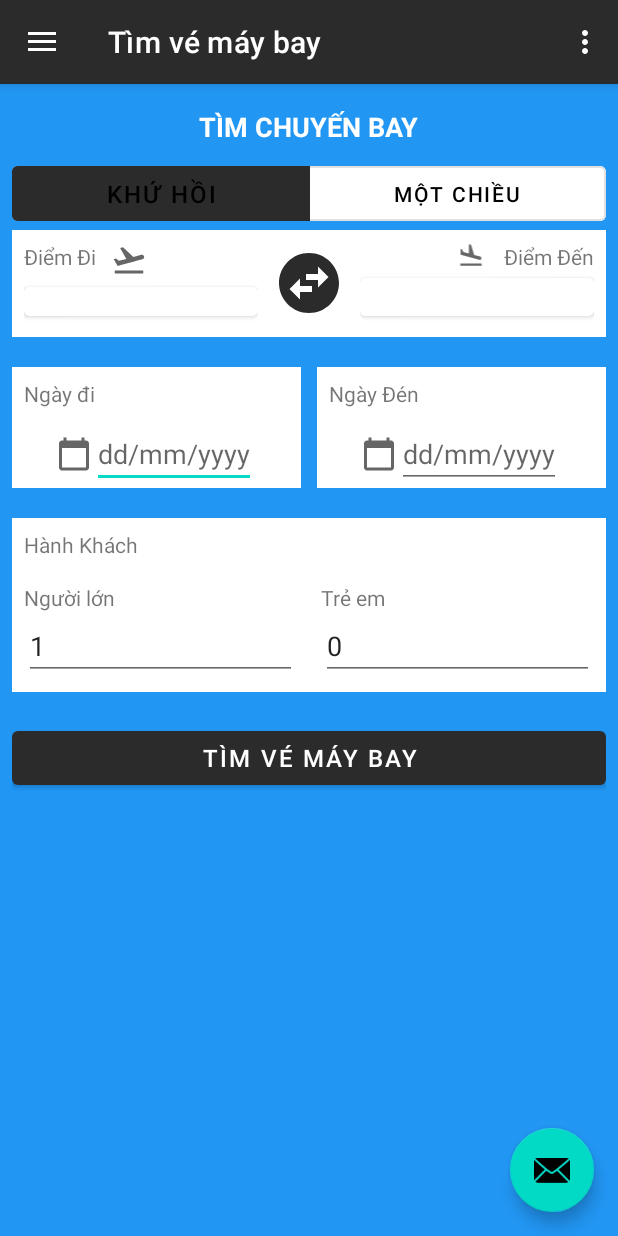
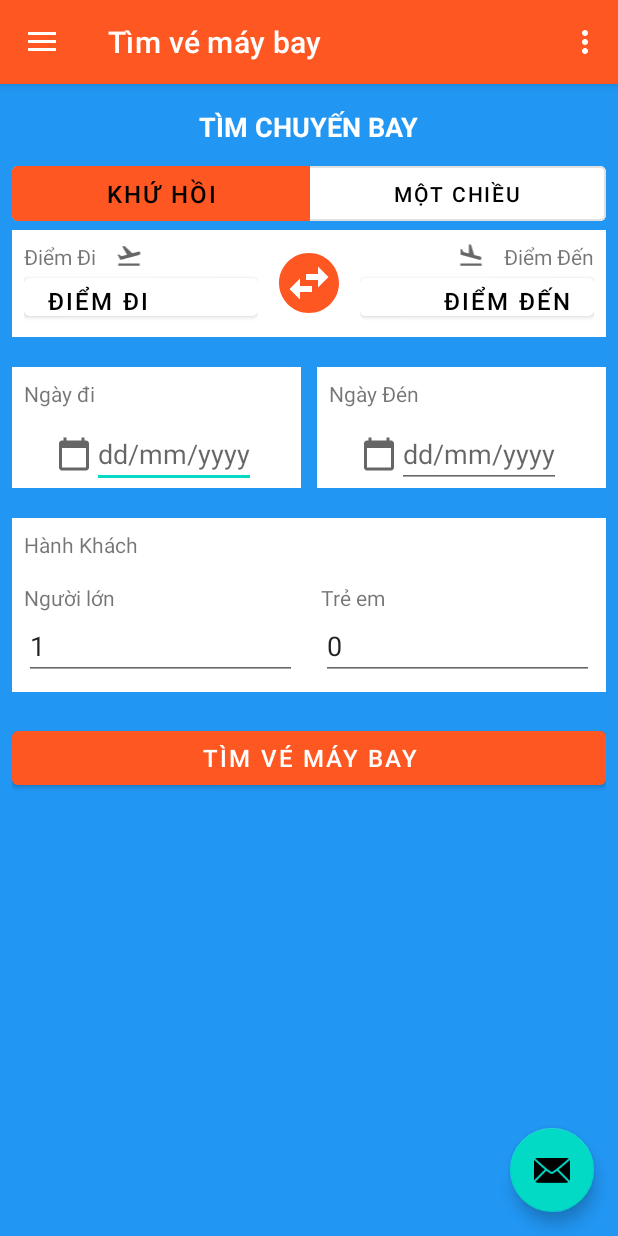
Before and after one commit to keriinternship/keriinternship, an Android app: the screen it shows after launch (MainActivity), on a phone screen of 412 x 824 dp. Run offline under Robolectric (Android 15) with nearby library versions, the phone set to English and light mode, and no system bars; our stand-ins replace navigation-ui.

Commit message:
13:36 -27/08/2020
Vũ update dialog find_plane

```diff
--- a/QuanLyVeMayBay2/app/src/main/java/com/example/quanlyvemaybay2/interFace/APICitycode.java
+++ b/QuanLyVeMayBay2/app/src/main/java/com/example/quanlyvemaybay2/interFace/APICitycode.java
@@ -12,5 +12,5 @@ public interface APICitycode {
     // GET students from server
     // Server return json array
     @GET("/QL_Planes/api_citycode.php")
-    Call<List<city_code>> getApi_air();
+    Call<List<city_code>> getApi_citycode();
 }
--- a/QuanLyVeMayBay2/app/src/main/java/com/example/quanlyvemaybay2/interFace/APIService.java
+++ b/QuanLyVeMayBay2/app/src/main/java/com/example/quanlyvemaybay2/interFace/APIService.java
@@ -7,10 +7,11 @@ import retrofit2.Call;
 import retrofit2.http.Field;
 import retrofit2.http.FormUrlEncoded;
 import retrofit2.http.GET;
+import retrofit2.http.Query;
+
 public interface APIService {
     // GET students from server
     // Server return json array
-    @FormUrlEncoded
     @GET("/QL_Planes/api_air.php")
-    Call<List<air_ticket>>getApi_air(@Field("diemdi") String diemdi , @Field("diemden") String diemden , @Field("ngaydi") String ngaydi);
+    Call<List<air_ticket>>getApi_air(@Query("diemdi") String diemdi , @Query("diemden") String diemden , @Query("ngaydi") String ngaydi);
 }
--- a/QuanLyVeMayBay2/app/src/main/java/com/example/quanlyvemaybay2/ui/findplane/FindPlaneFragment.java
+++ b/QuanLyVeMayBay2/app/src/main/java/com/example/quanlyvemaybay2/ui/findplane/FindPlaneFragment.java
@@ -14,13 +14,14 @@ package com.example.quanlyvemaybay2.ui.findplane;
 import androidx.fragment.app.Fragment;
 
 import com.example.quanlyvemaybay2.R;
+import com.example.quanlyvemaybay2.dialogs.DialogCityCode;
 import com.google.android.material.button.MaterialButton;
 import com.google.android.material.button.MaterialButtonToggleGroup;
 
 
 public class FindPlaneFragment extends Fragment {
     private ImageButton ibtnSwap;
-    private MaterialButton btnKhuHoi, btnMotChieu;
+    private MaterialButton btnKhuHoi, btnMotChieu, btnMaDiemDi, btnMaDiemDen;
     private MaterialButtonToggleGroup btnTogGroup;
     MaterialButton btnFindPlanes;
 
@@ -29,18 +30,16 @@ public class FindPlaneFragment extends Fragment {
     @Override
     public View onCreateView(@NonNull LayoutInflater inflater, @Nullable final ViewGroup container, @Nullable Bundle savedInstanceState) {
         View root = inflater.inflate(R.layout.fragment_find_plane_layout, container, false);
+        // Get views từ layouts
         ibtnSwap = root.findViewById(R.id.ibtnSwap);
-
         btnFindPlanes = root.findViewById(R.id.btnFindPlanes);
-
-
-        // Get views từ layouts
         btnKhuHoi = root.findViewById(R.id.btnKhuHoi);
         btnMotChieu = root.findViewById(R.id.btnMotChieu);
         btnTogGroup = root.findViewById(R.id.btngGroup);
+        btnMaDiemDi = root.findViewById(R.id.btnMaDiemDi);
+        btnMaDiemDen = root.findViewById(R.id.btnMaDiemDen);
 
         // Set animation cho imageView swap điểm đi và điểm đến
-
         ibtnSwap.setOnClickListener(new View.OnClickListener() {
             @Override
             public void onClick(View v) {
@@ -53,6 +52,13 @@ public class FindPlaneFragment extends Fragment {
             @Override
             public void onClick(View view) {
 
+            }
+        });
+
+        btnMaDiemDi.setOnClickListener(new View.OnClickListener() {
+            @Override
+            public void onClick(View v) {
+                openDialogToChooseCityCode();
             }
         });
 
@@ -95,4 +101,9 @@ public class FindPlaneFragment extends Fragment {
 
         return root;
     }
+
+    private void openDialogToChooseCityCode() {
+        DialogCityCode dialogCityCode = new DialogCityCode();
+        dialogCityCode.show(getActivity().getSupportFragmentManager(), "Choose city code");
     }
+}
--- a/QuanLyVeMayBay2/app/src/main/java/com/example/quanlyvemaybay2/ApiUtils.java
+++ b/QuanLyVeMayBay2/app/src/main/java/com/example/quanlyvemaybay2/utils/ApiServiceUtils.java
@@ -1,12 +1,12 @@
-package com.example.quanlyvemaybay2;
+package com.example.quanlyvemaybay2.utils;
 
 import com.example.quanlyvemaybay2.Retrofit.RetrofitClient;
 import com.example.quanlyvemaybay2.interFace.APIService;
 
-public class ApiUtils {
+public class ApiServiceUtils {
     public static final String BASE_URL = "http://10.0.2.2";
 
-    private ApiUtils() {
+    private ApiServiceUtils() {
     }
 
     public static APIService getAPIService() {
--- a/QuanLyVeMayBay2/app/src/main/res/layout/fragment_find_plane_layout.xml
+++ b/QuanLyVeMayBay2/app/src/main/res/layout/fragment_find_plane_layout.xml
@@ -28,10 +28,10 @@
             android:orientation="vertical">
 
             <LinearLayout
-                android:layout_width="232dp"
-                android:layout_height="wrap_content"
-
-                tools:ignore="UseCompoundDrawables">
+                android:layout_width="match_parent"
+                android:layout_height="0dp"
+                android:layout_weight="1"
+                android:gravity="left">
 
 
                 <TextView
@@ -51,16 +51,17 @@
 
             <LinearLayout
                 android:layout_width="match_parent"
-                android:layout_height="match_parent">
+                android:layout_height="0dp"
+                android:layout_weight="2">
 
                 <Button
-                    android:id="@+id/txtMaDiemDi"
+                    android:id="@+id/btnMaDiemDi"
                     android:layout_width="match_parent"
                     android:layout_height="match_parent"
-                    android:gravity="end"
+                    android:gravity="start"
                     android:textColor="@color/colorBlack"
                     android:backgroundTint="@color/colorWhite"
-                    android:text="_ _ _"
+                    android:text="Điểm đi"
                     android:textSize="16sp" />
             </LinearLayout>
 
@@ -119,12 +120,12 @@
                 android:layout_height="0dp"
                 android:layout_weight="2">
                 <Button
-                    android:id="@+id/txtMaDiemDen"
+                    android:id="@+id/btnMaDiemDen"
                     android:layout_width="match_parent"
                     android:layout_height="match_parent"
                     android:backgroundTint="@color/colorWhite"
                     android:gravity="end"
-                    android:text="_ _ _"
+                    android:text="Điểm đến"
                     android:textColor="@color/colorBlack"
                     android:textSize="16sp" />
             </LinearLayout>
--- a/QuanLyVeMayBay2/app/src/main/res/layout/item_dialog_city_code.xml
+++ /dev/null
@@ -1,6 +0,0 @@
-<?xml version="1.0" encoding="utf-8"?>
-<androidx.constraintlayout.widget.ConstraintLayout
-    xmlns:android="http://schemas.android.com/apk/res/android" android:layout_width="match_parent"
-    android:layout_height="match_parent">
-
-</androidx.constraintlayout.widget.ConstraintLayout>
--- a/QuanLyVeMayBay2/app/src/main/res/values/colors.xml
+++ b/QuanLyVeMayBay2/app/src/main/res/values/colors.xml
@@ -5,7 +5,7 @@
     <color name="colorAccent">#03DAC5</color>
     <color name="colorBlueMo">#2196F3</color>
     <color name="colorWhite">#FFFFFF</color>
-    <color name="colorOrange">#2B2B2B</color>
+    <color name="colorOrange">#FF5722</color>
     <color name="colorRed">#EF0E29</color>
     <color name="colorYellow">#FFEB3B</color>
     <color name="colorGray">#BABAB7</color>
--- a/QuanLyVeMayBay2/app/src/main/res/values/strings.xml
+++ b/QuanLyVeMayBay2/app/src/main/res/values/strings.xml
@@ -51,11 +51,14 @@
     <string name="ma160"> 160 </string>
     <string name="gioXuatphat"> 15:50 </string>
     <string name="gioDen">14:00</string>
-    <string name="chon">Chọn</string>
     <string name="money"> 299.000 đ </string>
     <string name="btnChiTiet"> Xem chi tiết </string>
     <string name="tv_So1"> 1</string>
     <string name="tv_So0"> 0</string>
 
     <string name="lblQuestion">MỌI THẮC MẮC ĐÓNG GÓP LIÊN QUAN ĐẾN ỨNG DỤNG BẠN CÓ THỂ LIÊN HỆ QUA</string>
+
+    <!-- Dialog -->
+    <string name="chon">CHỌN</string>
+    <string name="huy">HỦY</string>
 </resources>
```
Also changed, not shown: QuanLyVeMayBay2/app/src/main/java/com/example/quanlyvemaybay2/adapter/AirTicketAdapter.java (renamed from QuanLyVeMayBay2/app/src/main/java/com/example/quanlyvemaybay2/adapter/RecyclerAdapter.java, +7 -7 lines), QuanLyVeMayBay2/app/src/main/java/com/example/quanlyvemaybay2/adapter/CityCodeAdapter.java (added, +54 -0 lines), QuanLyVeMayBay2/app/src/main/java/com/example/quanlyvemaybay2/data_model/city_code.java (+20 -13 lines), QuanLyVeMayBay2/app/src/main/java/com/example/quanlyvemaybay2/dialogs/DialogCityCode.java (added, +92 -0 lines), QuanLyVeMayBay2/app/src/main/java/com/example/quanlyvemaybay2/ui/findplanresult/FindPlanResultFrament.java (+6 -8 lines), QuanLyVeMayBay2/app/src/main/java/com/example/quanlyvemaybay2/utils/ApiCityCodeUtils.java (added, +17 -0 lines), QuanLyVeMayBay2/app/src/main/res/layout/dialog_city_code.xml (added, +10 -0 lines), QuanLyVeMayBay2/app/src/main/res/layout/item_city.xml (added, +10 -0 lines). Lines whose indentation alone changed are shown as unchanged.
